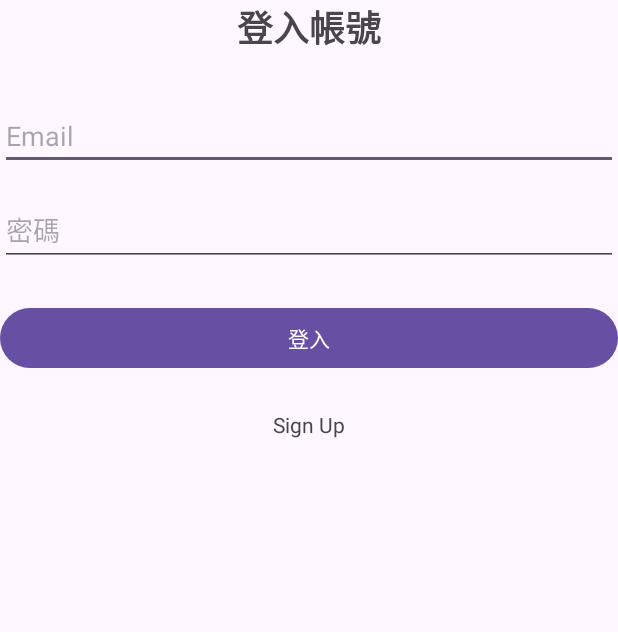
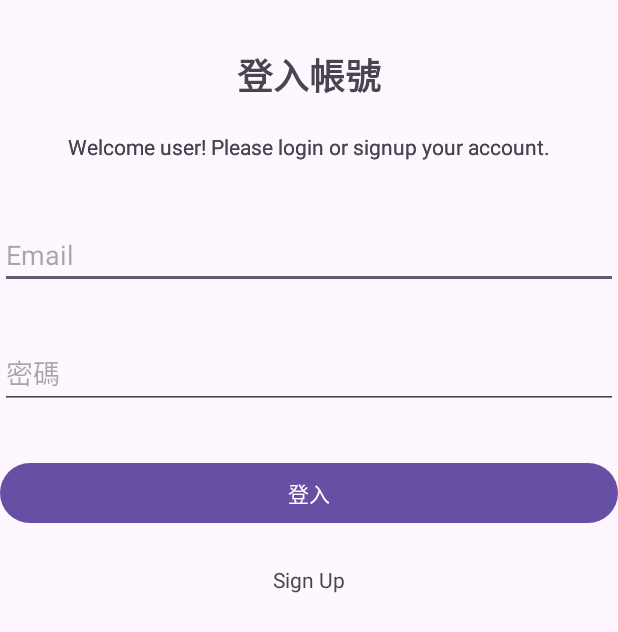
Before and after one commit to lostpay/budget_app_android, an Android app: the add_goal screen opened directly, with no data from a screen before it, after a tap on "Save Goal", on a phone screen of 412 x 824 dp. Shown: the top 632 px of the screen. Run offline under Robolectric (Android 15) with nearby library versions, the phone set to English and light mode, and no system bars; our stand-ins replace Firebase (no records; nobody signed in at launch, a user with empty details on screens opened directly).

Commit message:
second commit

```diff
--- a/app/src/main/java/fcu/app/zhuanti/add_goal.java
+++ b/app/src/main/java/fcu/app/zhuanti/add_goal.java
@@ -17,7 +17,7 @@ public class add_goal extends AppCompatActivity {
     private EditText editName, editCurrent, editTarget;
     private Button btnSave;
     private GoalsDBHelper dbHelper;
-
+    private Button btnBack;
     @Override
     protected void onCreate(Bundle savedInstanceState) {
         super.onCreate(savedInstanceState);
@@ -38,6 +38,13 @@ public class add_goal extends AppCompatActivity {
         btnSave.setOnClickListener(v -> saveGoal());
 
         btnSave.setOnClickListener(v -> {
+            Intent intent = new Intent(add_goal.this, MainActivity.class);
+            intent.putExtra("selected tab", R.id.menu_home);
+            startActivity(intent);
+            finish();
+        });
+
+        btnBack.setOnClickListener(v -> {
             Intent intent = new Intent(add_goal.this, MainActivity.class);
             intent.putExtra("selected tab", R.id.menu_home);
             startActivity(intent);
--- a/app/src/main/res/layout/activity_login.xml
+++ b/app/src/main/res/layout/activity_login.xml
@@ -12,44 +12,70 @@
         android:id="@+id/tvLoginTitle"
         android:layout_width="wrap_content"
         android:layout_height="wrap_content"
+        android:layout_marginTop="32dp"
         android:text="登入帳號"
         android:textSize="24sp"
         android:textStyle="bold"
-        app:layout_constraintTop_toTopOf="parent"
+        app:layout_constraintEnd_toEndOf="parent"
         app:layout_constraintStart_toStartOf="parent"
-        app:layout_constraintEnd_toEndOf="parent" />
+        app:layout_constraintTop_toTopOf="parent" />
+
+    <TextView
+        android:id="@+id/textView3"
+        android:layout_width="wrap_content"
+        android:layout_height="wrap_content"
+        android:layout_marginStart="24dp"
+        android:layout_marginTop="20dp"
+        android:layout_marginEnd="24dp"
+        android:text="Welcome user! Please login or signup your account."
+        app:layout_constraintEnd_toEndOf="parent"
+        app:layout_constraintStart_toStartOf="parent"
+        app:layout_constraintTop_toBottomOf="@+id/tvLoginTitle" />
+
+    <TextView
+        android:id="@+id/textView3"
+        android:layout_width="wrap_content"
+        android:layout_height="wrap_content"
+        android:layout_marginStart="24dp"
+        android:layout_marginTop="20dp"
+        android:layout_marginEnd="24dp"
+        android:text="Welcome user! Please login or signup your account."
+        app:layout_constraintEnd_toEndOf="parent"
+        app:layout_constraintStart_toStartOf="parent"
+        app:layout_constraintTop_toBottomOf="@+id/tvLoginTitle" />
 
     <EditText
         android:id="@+id/et_signin_email"
         android:layout_width="0dp"
         android:layout_height="wrap_content"
+        android:layout_marginTop="40dp"
         android:hint="Email"
         android:inputType="textEmailAddress"
-        app:layout_constraintTop_toBottomOf="@id/tvLoginTitle"
+        app:layout_constraintEnd_toEndOf="parent"
+        app:layout_constraintHorizontal_bias="0.0"
         app:layout_constraintStart_toStartOf="parent"
-        app:layout_constraintEnd_toEndOf="parent"
-        android:layout_marginTop="32dp" />
+        app:layout_constraintTop_toBottomOf="@+id/textView3" />
 
     <EditText
         android:id="@+id/et_signin_password"
         android:layout_width="0dp"
         android:layout_height="wrap_content"
+        android:layout_marginTop="32dp"
         android:hint="密碼"
         android:inputType="textPassword"
-        app:layout_constraintTop_toBottomOf="@id/et_signin_email"
+        app:layout_constraintEnd_toEndOf="parent"
         app:layout_constraintStart_toStartOf="parent"
-        app:layout_constraintEnd_toEndOf="parent"
-        android:layout_marginTop="16dp" />
+        app:layout_constraintTop_toBottomOf="@id/et_signin_email" />
 
     <Button
         android:id="@+id/btn_signin"
         android:layout_width="0dp"
         android:layout_height="wrap_content"
+        android:layout_marginTop="32dp"
         android:text="登入"
-        app:layout_constraintTop_toBottomOf="@id/et_signin_password"
+        app:layout_constraintEnd_toEndOf="parent"
         app:layout_constraintStart_toStartOf="parent"
-        app:layout_constraintEnd_toEndOf="parent"
-        android:layout_marginTop="24dp" />
+        app:layout_constraintTop_toBottomOf="@id/et_signin_password" />
 
     <TextView
         android:id="@+id/tv_signup"
```
